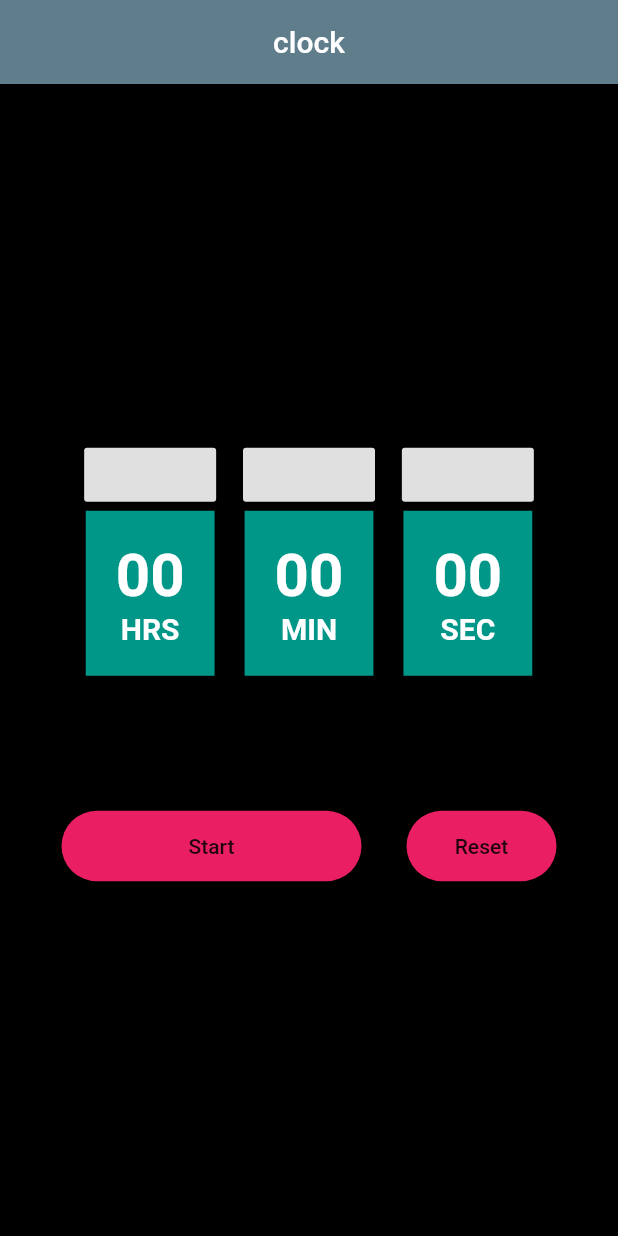
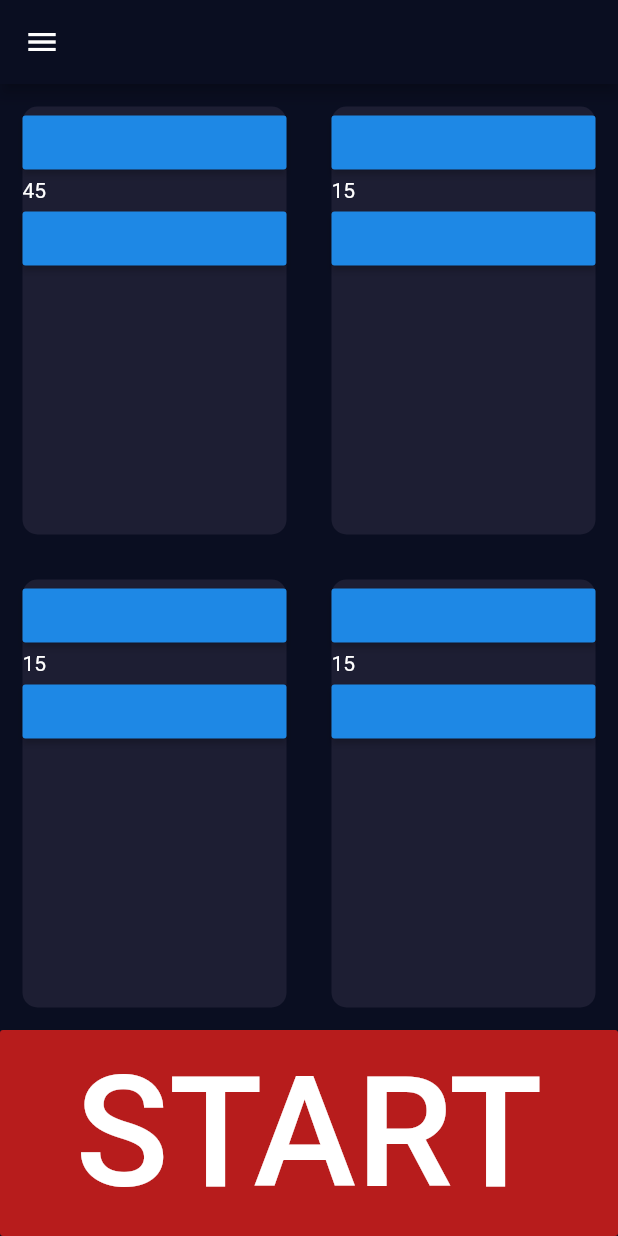
Before and after one commit to jala1494/LoopLoop, a Flutter app: the screen it shows after launch, on a phone screen of 412 x 824 dp. Run offline on Flutter 3.47's test engine with Material 2 defaults, Android fonts, the phone set to English and light mode, and no system bars.

Commit message:
see the body.dart

```diff
--- /dev/null
+++ b/lib/Home/component/body.dart
@@ -0,0 +1,130 @@
+import 'package:flutter/material.dart';
+import 'package:looploop/constant.dart';
+import 'start_button.dart';
+import 'package:looploop/time.dart';
+
+class Body extends StatefulWidget {
+  @override
+  _BodyState createState() => _BodyState();
+}
+
+class _BodyState extends State<Body> {
+  @override
+  Time init = new Time(45, 15, 4);
+
+  Widget build(BuildContext context) {
+    Size size = MediaQuery.of(context).size;
+    return Column(
+      children: <Widget>[
+        Expanded(
+          child: Row(children: <Widget>[
+            Expanded(
+                child: Card(
+              cardChild: Column(
+                crossAxisAlignment: CrossAxisAlignment.stretch,
+                children: <Widget>[
+                  RaisedButton(onPressed: () {
+                    setState(() {
+                      init.works++;
+                      init.reset();
+                    });
+                  }),
+                  Text(init.works.toString()),
+                  RaisedButton(onPressed: () {
+                    setState(() {
+                      init.works--;
+                    });
+                  }),
+                ],
+              ),
+              color: kPrimaryColor,
+            )),
+            Expanded(
+                child: Card(
+              cardChild: Column(
+                crossAxisAlignment: CrossAxisAlignment.stretch,
+                children: <Widget>[
+                  RaisedButton(onPressed: () {
+                    setState(() {
+                      init.rests++;
+                    });
+                  }),
+                  Text(init.rests.toString()),
+                  RaisedButton(onPressed: () {
+                    setState(() {
+                      init.rests--;
+                    });
+                  }),
+                ],
+              ),
+              color: kPrimaryColor,
+            ))
+          ]),
+        ),
+        Expanded(
+            child: Row(
+          children: [
+            Expanded(
+                child: Card(
+              color: kPrimaryColor,
+              cardChild: Column(
+                crossAxisAlignment: CrossAxisAlignment.stretch,
+                children: <Widget>[
+                  RaisedButton(onPressed: () {
+                    setState(() {
+                      init.rests++;
+                    });
+                  }),
+                  Text(init.rests.toString()),
+                  RaisedButton(onPressed: () {
+                    setState(() {
+                      init.rests--;
+                    });
+                  }),
+                ],
+              ),
+            )),
+            Expanded(
+                child: Card(
+              color: kPrimaryColor,
+              cardChild: Column(
+                crossAxisAlignment: CrossAxisAlignment.stretch,
+                children: <Widget>[
+                  RaisedButton(onPressed: () {
+                    setState(() {
+                      init.rests++;
+                    });
+                  }),
+                  Text(init.rests.toString()),
+                  RaisedButton(onPressed: () {
+                    setState(() {
+                      init.rests--;
+                    });
+                  }),
+                ],
+              ),
+            )),
+          ],
+        )),
+        StartButton()
+      ],
+    );
+  }
+}
+
+class Card extends StatelessWidget {
+  Card({this.color, this.cardChild});
+  final Widget cardChild;
+  final Color color;
+  @override
+  Widget build(BuildContext context) {
+    return Container(
+      child: cardChild,
+      margin: EdgeInsets.all(15.0),
+      decoration: BoxDecoration(
+        color: color,
+        borderRadius: BorderRadius.circular(10.0),
+      ),
+    );
+  }
+}
--- /dev/null
+++ b/lib/Home/component/start_button.dart
@@ -0,0 +1,38 @@
+import 'package:flutter/material.dart';
+
+class StartButton extends StatefulWidget {
+  const StartButton({
+    key,
+  }) : super(key: key);
+
+  @override
+  _StartButtonState createState() => _StartButtonState();
+}
+
+class _StartButtonState extends State<StartButton> {
+  @override
+  Widget build(BuildContext context) {
+    return Stack(
+      children: <Widget>[
+        Align(
+          alignment: Alignment.bottomCenter,
+          child: SizedBox(
+            width: double.infinity,
+            height: MediaQuery.of(context).size.height / 6,
+            child: RaisedButton(
+              onPressed: () {},
+              color: Colors.red[900],
+              child: Text(
+                'START',
+                style: TextStyle(
+                  color: Colors.white,
+                  fontSize: MediaQuery.of(context).size.height / 8,
+                ),
+              ),
+            ),
+          ),
+        )
+      ],
+    );
+  }
+}
--- /dev/null
+++ b/lib/Home/home_screen.dart
@@ -0,0 +1,29 @@
+import 'package:flutter/material.dart';
+
+import 'component/body.dart';
+
+class HomePage extends StatelessWidget {
+  Size screenSize(BuildContext context) {
+    return MediaQuery.of(context).size;
+  }
+
+  @override
+  Widget build(BuildContext context) {
+    return Scaffold(
+      resizeToAvoidBottomPadding: false,
+      appBar: buildAppBar(),
+      body: Body(),
+    );
+  }
+
+  AppBar buildAppBar() {
+    return AppBar(
+      leading: IconButton(
+        icon: Icon(
+          Icons.menu,
+        ),
+        onPressed: () {},
+      ),
+    );
+  }
+}
--- /dev/null
+++ b/lib/constant.dart
@@ -0,0 +1,8 @@
+import 'dart:ui';
+import 'package:flutter/material.dart';
+
+const kPrimaryColor = Color(0xFF1D1E33);
+const kblueColor = Color(0xFF01579B);
+const kgreenColor = Color(0xFF00695C);
+const kredColor = Color(0xFFD50000);
+const kbackNumColor = Color(0x1B1B1B1B);
--- a/lib/main.dart
+++ b/lib/main.dart
@@ -1,156 +1,24 @@
-import 'dart:async';
-
+import 'package:flutter/cupertino.dart';
 import 'package:flutter/material.dart';
+import 'Home/home_screen.dart';
 
 void main() => runApp(TimerApp());
 
-class TimerApp extends StatefulWidget {
-  @override
-  _TimerAppState createState() => _TimerAppState();
-}
-
-class _TimerAppState extends State<TimerApp> {
-  static const duration = const Duration(seconds: 1);
-  int secondsPassed = 0;
-  bool isActive = false;
-  Timer timer;
-  void handleTrick() {
-    if (isActive) {
-      setState(() {
-        secondsPassed = secondsPassed + 1;
-      });
-    }
-  }
-
+class TimerApp extends StatelessWidget {
   @override
   Widget build(BuildContext context) {
-    if (timer == null) {
-      timer = Timer.periodic(duration, (Timer t) {
-        handleTrick();
-      });
-    }
-    int seconds = secondsPassed % 60;
-    int minutes = secondsPassed ~/ 60;
-    int hours = secondsPassed ~/ (60 * 60);
     return MaterialApp(
-      debugShowCheckedModeBanner: false,
-      home: Scaffold(
-        backgroundColor: Colors.black,
-        appBar: AppBar(
-          backgroundColor: Colors.blueGrey,
-          title: Center(
-            child: Text("clock"),
-          ),
-        ),
-        body: Center(
-          child: Column(
-            mainAxisSize: MainAxisSize.min,
-            children: <Widget>[
-              Row(
-                mainAxisAlignment: MainAxisAlignment.center,
-                children: <Widget>[
-                  LabelText(
-                    label: 'HRS',
-                    value: hours.toString().padLeft(2, '0'),
-                  ),
-                  LabelText(
-                    label: 'MIN',
-                    value: minutes.toString().padLeft(2, '0'),
-                  ),
-                  LabelText(
-                    label: 'SEC',
-                    value: seconds.toString().padLeft(2, '0'),
-                  ),
-                ],
-              ),
-              SizedBox(
-                height: 60,
-              ),
-              Row(
-                mainAxisAlignment: MainAxisAlignment.center,
-                children: [
-                  Container(
-                    width: 200,
-                    height: 47,
-                    margin: EdgeInsets.only(top: 30),
-                    child: RaisedButton(
-                      color: Colors.pink,
-                      shape: RoundedRectangleBorder(
-                          borderRadius: BorderRadius.circular(25)),
-                      child: Text(isActive ? 'Stop' : 'Start'),
-                      onPressed: () {
-                        setState(() {
-                          isActive = !isActive;
-                        });
-                      },
-                    ),
-                  ),
-                  SizedBox(
-                    width: 30,
-                  ),
-                  Container(
-                    width: 100,
-                    height: 47,
-                    margin: EdgeInsets.only(top: 30),
-                    child: RaisedButton(
-                      color: Colors.pink,
-                      shape: RoundedRectangleBorder(
-                          borderRadius: BorderRadius.circular(25)),
-                      child: Text("Reset"),
-                      onPressed: () {
-                        setState(() {
-                          secondsPassed = 0;
-                        });
-                      },
-                    ),
-                  ),
-                ],
-              )
-            ],
-          ),
-        ),
-      ),
+      theme: ThemeData.dark().copyWith(
+          primaryColor: Color(0xFF0A0E21),
+          scaffoldBackgroundColor: Color(0xFF0A0E21)),
+      home: HomePage(),
     );
   }
 }
 
-class LabelText extends StatelessWidget {
-  LabelText({this.label, this.value});
-  final String label;
-  final String value;
-  @override
-  Widget build(BuildContext context) {
-    return Column(
-      children: [
-        RaisedButton(
-          onPressed: () {},
-        ),
-        Container(
-          margin: EdgeInsets.symmetric(horizontal: 10),
-          padding: EdgeInsets.all(20),
-          decoration: BoxDecoration(
-            color: Colors.teal,
-          ),
-          child: Column(
-            children: <Widget>[
-              Text(
-                "$value",
-                style: TextStyle(
-                    color: Colors.white,
-                    fontSize: 40,
-                    fontWeight: FontWeight.bold),
-              ),
-              Text(
-                "$label",
-                style: TextStyle(
-                    color: Colors.white,
-                    fontSize: 20,
-                    fontWeight: FontWeight.bold),
-              ),
-            ],
-          ),
-        ),
-      ],
-    );
-  }
+class Time {
+  int work;
+  int rest;
+  int times;
+  Time(this.work, this.rest, this.times);
 }
--- /dev/null
+++ b/lib/time.dart
@@ -0,0 +1,21 @@
+class Time {
+  int works;
+  int rests;
+  int times;
+  Time(this.works, this.rests, this.times);
+  void toStr(time) {
+    time.floor().toString().padLeft(2, '0');
+  }
+
+  void init(Time x) {
+    this.works = x.works;
+    this.rests = x.rests;
+    this.times = x.times;
+  }
+
+  void reset() {
+    this.works = 45;
+    this.rests = 15;
+    this.times = 5;
+  }
+}
```
Also changed, not shown: pubspec.yaml (+5 -4 lines), lib/Home/component/copy.dart (added), pubspec.lock, 1 other file.
